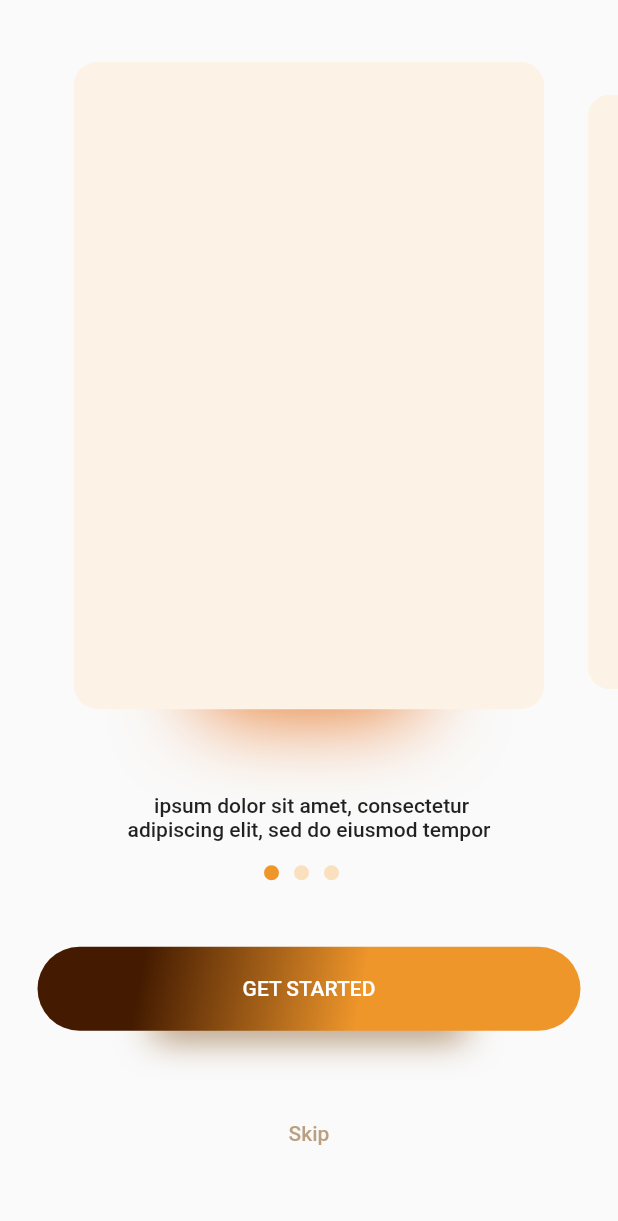
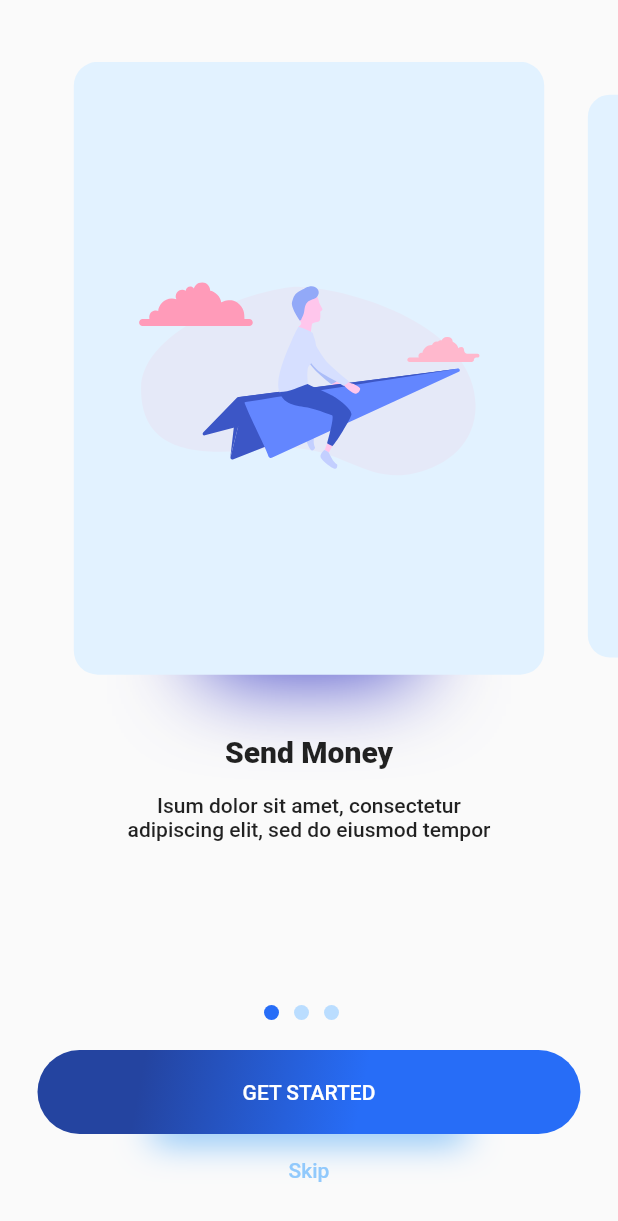
Before and after one commit to shamnex/wan_bit_sika, a Flutter app: the OnboardingScreen screen opened directly, on a phone screen of 412 x 824 dp. Shown: the top 1221 px of the screen. Run offline on Flutter 3.47's test engine with Material 2 defaults, Android fonts, the phone set to English and light mode, and no system bars; our stand-ins replace bloc, built_value, connectivity, dio, equatable, flushbar and 8 more; accounts and stored records are empty.

Commit message:
implement oboarding

```diff
--- a/lib/src/constants/colors.dart
+++ b/lib/src/constants/colors.dart
@@ -7,36 +7,36 @@ class AppColors {
   static const MaterialColor primary = MaterialColor(
     _primaryColor,
     <int, Color>{
-      50: Color(0xFFfdf2e6),
-      100: Color(0xFFfae0bf),
-      200: Color(0xFFfae0bf),
-      300: Color(0xFFfae0bf),
-      400: Color(0xFFfae0bf),
-      500: Color(_primaryColor),
-      600: Color(0xFFed8e26),
-      700: Color(0xFFeb8320),
-      800: Color(0xFFe46810),
-      900: Color(0xFFe46810),
+      50: Color(0xFFe2f2ff),
+      100: Color(0xFFbaddff),
+      200: Color(0xFF8bc8ff),
+      300: Color(0xFF56b2ff),
+      400: Color(0xFF29a0ff),
+      500: Color(0xFF008fff),
+      600: Color(0xFF1a80ff),
+      700: Color(_primaryColor),
+      800: Color(0xFF2d59e4),
+      900: Color(0xFF3335c4),
     },
   );
 
   static const MaterialColor secondary = MaterialColor(
     _secondaryColor,
     <int, Color>{
-      50: Color(0xFFeee8e0),
-      100: Color(0xFFd5c5b3),
-      200: Color(0xFFba9f80),
-      300: Color(0xFF9e784d),
-      400: Color(0xFF895b26),
-      500: Color(_secondaryColor),
-      600: Color(0xFF6c3800),
-      700: Color(0xFF613000),
-      800: Color(0xFF572800),
-      900: Color(0xFF441b00),
+      50: Color(_secondaryColor),
+      100: Color(0xFFbbddfe),
+      200: Color(0xFF91c9fc),
+      300: Color(0xFF68b4f8),
+      400: Color(0xFF4aa3f7),
+      500: Color(0xFF3494f4),
+      600: Color(0xFF3286e6),
+      700: Color(0xFF2e74d3),
+      800: Color(0xFF2a63c0),
+      900: Color(0xFF2444a0),
     },
   );
-  static const int _primaryColor = 0xFFEF962B;
-  static const int _secondaryColor = 0xFF743E00;
+  static const int _primaryColor = 0xFF276DF7;
+  static const int _secondaryColor = 0xFFe2f2ff;
   static const Color background = Color(0xFFEDEDED);
   static const Color backgroundDark = Color(0xff303030);
   static const Color text = Colors.black87;
--- a/lib/src/constants/strings.dart
+++ b/lib/src/constants/strings.dart
@@ -1,4 +1,14 @@
 //p
 class AppString {
   AppString._();
+  static const onBoardTextsEG = [
+    'Isum dolor sit amet, consectetur adipiscing elit, sed do eiusmod tempor incididunt ut labore et dolore magna aliqua. Ut enim ad minim veniam ',
+    'Quis nostrud exercitation ullamco laboris nisi ut aliquip ex ea commodo consequat. ',
+    'Duis aute irure dolor in reprehenderit in voluptate velit'
+  ];
+  static const onBoardTitle = [
+    'Send Money',
+    'Various Payment Channels',
+    'Dollar Wallet',
+  ];
 }
--- /dev/null
+++ b/lib/src/constants/svgs.dart
@@ -0,0 +1,11 @@
+class AppSVGs {
+  static String connected = 'assets/svgs/connected.svg';
+  static String discover = 'assets/svgs/discover.svg';
+  static String future = 'assets/svgs/future.svg';
+  static String investing = 'assets/svgs/investing.svg';
+  static String mobileBanking = 'assets/svgs/mobile_banking.svg';
+  static String openAccount = 'assets/svgs/open_account.svg';
+  static String savingExpenses = 'assets/svgs/saving_expenses.svg';
+  static String sendMoney = 'assets/svgs/send_money.svg';
+  static String travelCard = 'assets/svgs/travel_card.svg';
+}
--- a/lib/src/features/app/bloc/app_bloc.dart
+++ b/lib/src/features/app/bloc/app_bloc.dart
@@ -9,7 +9,7 @@ class AppBloc extends HydratedBloc<AppEvent, AppState> {
 
   Flavor _flavor;
   @override
-  get initialState => super.initialState ?? AppState.initialState(flavor: _flavor);
+  get initialState => super.initialState.copyWith(hasOnboarded: false) ?? AppState.initialState(flavor: _flavor);
 
   @override
   Stream<AppState> mapEventToState(AppEvent event) async* {
--- a/lib/src/features/onboarding/screens/onboard_screen.dart
+++ b/lib/src/features/onboarding/screens/onboard_screen.dart
@@ -1,5 +1,7 @@
 import 'package:wan_bi_sika/src/constants/colors.dart';
 import 'package:wan_bi_sika/src/constants/paddings.dart';
+import 'package:wan_bi_sika/src/constants/strings.dart';
+import 'package:wan_bi_sika/src/constants/svgs.dart';
 import 'package:wan_bi_sika/src/core/widgets/buttons.dart';
 import 'package:wan_bi_sika/src/features/app/bloc/app_bloc.dart';
 import 'package:wan_bi_sika/src/features/app/bloc/app_event.dart';
@@ -19,10 +21,12 @@ class _OnboardingScreenState extends State<OnboardingScreen> with TickerProvider
   PageController pageController;
   double pageOffset = 0;
   int activeIndex = 0;
-  final onBoardTexts = [
-    ' ipsum dolor sit amet, consectetur adipiscing elit, sed do eiusmod tempor incididunt ut labore et dolore magna aliqua. Ut enim ad minim veniam ',
-    ', quis nostrud exercitation ullamco laboris nisi ut aliquip ex ea commodo consequat. ',
-    'Duis aute irure dolor in reprehenderit in voluptate velit'
+  final onBoardTexts = AppString.onBoardTextsEG;
+  final onBoardTitle = AppString.onBoardTitle;
+  final onBoardTSVGS = [
+    AppSVGs.sendMoney,
+    AppSVGs.mobileBanking,
+    AppSVGs.savingExpenses,
   ];
 
   @override
@@ -46,9 +50,7 @@ class _OnboardingScreenState extends State<OnboardingScreen> with TickerProvider
           child: Column(
             crossAxisAlignment: CrossAxisAlignment.center,
             children: <Widget>[
-              SizedBox(
-                height: MediaQuery.of(context).size.height * .05,
-              ),
+              SizedBox(height: MediaQuery.of(context).size.height * .05),
               SizedBox(
                 height: MediaQuery.of(context).size.height * .65,
                 child: PageView(
@@ -60,22 +62,26 @@ class _OnboardingScreenState extends State<OnboardingScreen> with TickerProvider
                   controller: pageController,
                   children: <Widget>[
                     ...List.generate(
-                        onBoardTexts.length,
-                        (index) => OnboardCard(
-                              offset: pageOffset - index,
-                              text: onBoardTexts[index],
-                            ))
+                      onBoardTexts.length,
+                      (index) => OnboardCard(
+                        offset: pageOffset - index,
+                        description: onBoardTexts[index],
+                        title: onBoardTitle[index],
+                        svg: onBoardTSVGS[index],
+                      ),
+                    )
                   ],
                 ),
               ),
               Expanded(
                   child: Column(
                 children: <Widget>[
+                  const Spacer(),
                   BuildIndicators(
                     activeItem: activeIndex,
                     itemCount: onBoardTexts.length,
                   ),
-                  const Spacer(),
+                  const SizedBox(height: 20),
                   Padding(
                     padding: AppPaddings.bodyH,
                     child: AppButton(
@@ -88,17 +94,16 @@ class _OnboardingScreenState extends State<OnboardingScreen> with TickerProvider
                       ),
                     ),
                   ),
-                  const Spacer(),
                   FlatButton(
                     onPressed: () {
-                      BlocProvider.of<AppBloc>(context).add(HasOnboarded());
+                      context.bloc<AppBloc>().add(HasOnboarded());
                     },
                     child: Text(
                       'Skip',
                       style: Theme.of(context).textTheme.button.copyWith(color: AppColors.secondary.shade200),
                     ),
                   ),
-                  const Spacer(),
+                  const SizedBox(height: 20),
                 ],
               )),
             ],
--- a/lib/src/features/onboarding/screens/partials/onboard_card.dart
+++ b/lib/src/features/onboarding/screens/partials/onboard_card.dart
@@ -1,10 +1,21 @@
+import 'package:flutter_svg/svg.dart';
 import 'package:wan_bi_sika/src/constants/colors.dart';
 import 'package:flutter/material.dart';
 import 'dart:math' as math;
 
+import 'package:wan_bi_sika/src/core/widgets/staggered_animated_column.dart';
+
 class OnboardCard extends StatefulWidget {
-  final String text;
-  const OnboardCard({Key key, this.text, this.offset}) : super(key: key);
+  final String description;
+  final String title;
+  final String svg;
+  const OnboardCard({
+    Key key,
+    this.description,
+    this.offset,
+    this.svg,
+    this.title,
+  }) : super(key: key);
   final double offset;
 
   @override
@@ -59,29 +70,32 @@ class _OnboardCardState extends State<OnboardCard> with TickerProviderStateMixin
                       color: AppColors.primary.shade50,
                       borderRadius: BorderRadius.circular(16), //<--custom shape
                     ),
-                    child: Column(
-                      children: <Widget>[
-                        ClipRRect(
-                            //<--clipping image
-                            borderRadius: BorderRadius.vertical(top: Radius.circular(16)),
-                            child: SizedBox()),
-                        Expanded(
-                          child: SizedBox.expand(), //<-- will be replaced soon :)
+                    child: SvgPicture.asset(widget.svg),
                   ),
                 ],
               ),
             ),
-                ],
+            StaggeredAnimatedColumn(
+              crossAxisAlignment: CrossAxisAlignment.center,
+              children: <Widget>[
+                Container(
+                  child: Text(
+                    widget.title,
+                    style: Theme.of(context).textTheme.title.copyWith(fontWeight: FontWeight.w900),
+                    maxLines: 2,
+                    textAlign: TextAlign.center,
                   ),
                 ),
                 Padding(
                   padding: const EdgeInsets.symmetric(horizontal: 32, vertical: 16),
                   child: Text(
-                widget.text,
+                    widget.description,
                     style: Theme.of(context).textTheme.body2,
                     maxLines: 2,
                     textAlign: TextAlign.center,
                   ),
+                ),
+              ],
             )
           ],
         ),
--- a/pubspec.yaml
+++ b/pubspec.yaml
@@ -62,6 +62,7 @@ flutter:
    uses-material-design: true
    assets:
       - assets/
+      - assets/svgs/
    fonts:
       - family: Raleway
         fonts:
```
Also changed, not shown: lib/src/features/auth/screens/partials/auth_app_bar.dart (deleted, +0 -69 lines), lib/src/features/auth/screens/partials/auth_screen_scaffold.dart (deleted, +0 -88 lines), lib/src/features/auth/screens/partials/terms_conditions.dart (added, +55 -0 lines), lib/src/features/auth/screens/welcome_screen.dart (+30 -20 lines), assets/svgs/mobile_banking.svg (renamed from assets/svgs/mobil_banking.svg), lib/src/features/auth/screens/partials/auth_text_field.dart (deleted). Lines whose indentation alone changed are shown as unchanged.
